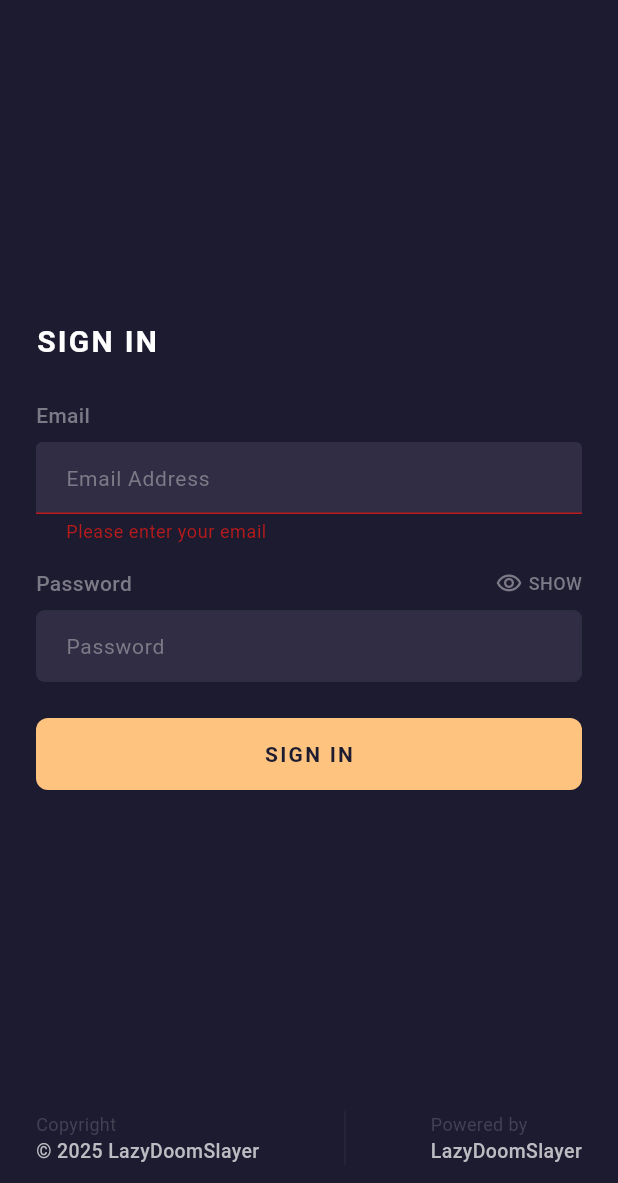
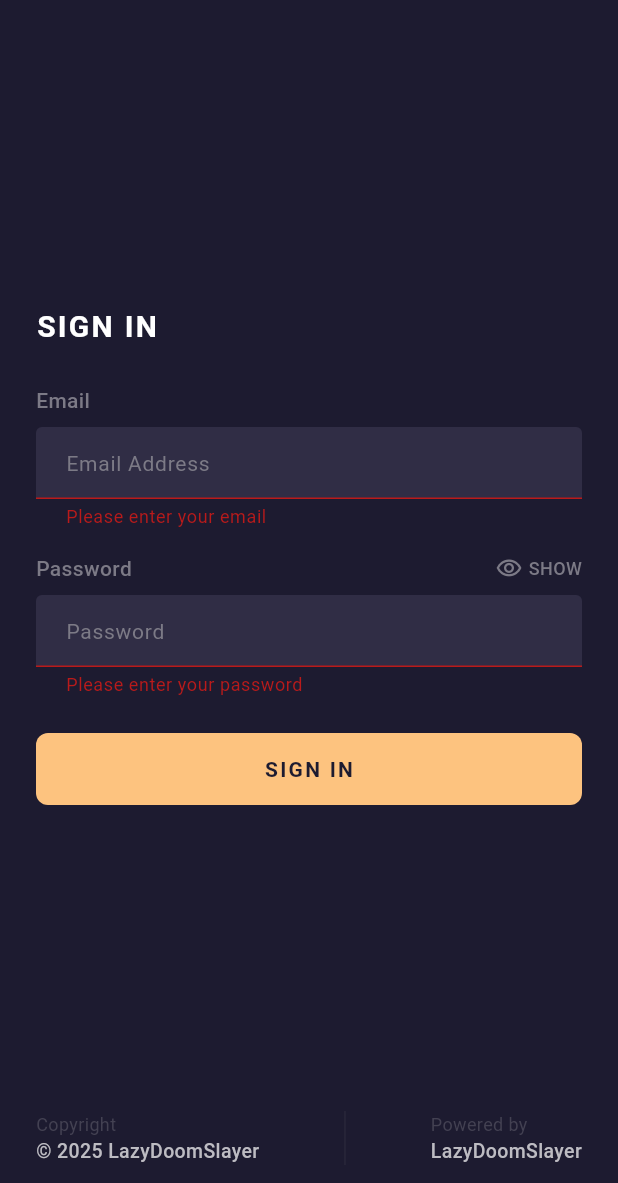
Before and after one commit to LazyDoomSlayer/flutter-amplify-auth-starter, a Flutter app: the screen it shows after launch, after a tap on "SIGN IN", on a phone screen of 412 x 824 dp, the part 53-1236 px from its top. Run offline on Flutter 3.47's test engine with Material 3 defaults, Android fonts, the light colour scheme and no system bars; missing offline and left inert: amplify_auth_cognito, amplify_core, amplify_flutter.

Commit message:
feat(features): Add sign in method and redirection to home.

```diff
--- a/lib/features/auth/login/login_form.dart
+++ b/lib/features/auth/login/login_form.dart
@@ -1,4 +1,6 @@
+import 'package:amplify_core/amplify_core.dart';
 import 'package:flutter/material.dart';
+import 'package:flutter_amplify_auth_starter/core/constants.dart';
 import 'package:flutter_amplify_auth_starter/theme/dark_colors.dart';
 import 'package:flutter_amplify_auth_starter/widgets/app_text_field.dart';
 
@@ -30,11 +32,47 @@ class _LoginFormState extends State<LoginForm> {
     super.dispose();
   }
 
-  void _submit() {
-    if (_formKey.currentState!.validate()) {
-      // TODO: Implement login logic
-      print('Email: ${_emailController.text}');
-      print('Password: ${_passwordController.text}');
+  bool _isLoading = false;
+
+  Future<void> _submit() async {
+    if (!_formKey.currentState!.validate()) return;
+
+    setState(() => _isLoading = true);
+
+    final username = _emailController.text.trim();
+    final password = _passwordController.text;
+
+    try {
+      SignInResult res = await Amplify.Auth.signIn(
+        username: username,
+        password: password,
+      );
+
+      if (res.isSignedIn) {
+        if (!mounted) return;
+        Navigator.of(context).pushReplacementNamed(AppRoutes.home);
+      } else {
+        // Handle next steps
+        ScaffoldMessenger.of(context).showSnackBar(
+          const SnackBar(content: Text('Additional confirmation required.')),
+        );
+      }
+    } on AuthException catch (e) {
+      ScaffoldMessenger.of(context).showSnackBar(
+        SnackBar(
+          content: Text(e.message),
+          backgroundColor: DarkColors.systemError,
+        ),
+      );
+    } catch (e) {
+      ScaffoldMessenger.of(context).showSnackBar(
+        SnackBar(
+          content: const Text('Unexpected error, please try again.'),
+          backgroundColor: DarkColors.systemError,
+        ),
+      );
+    } finally {
+      setState(() => _isLoading = false);
     }
   }
 
@@ -128,6 +166,10 @@ class _LoginFormState extends State<LoginForm> {
               label: 'Password',
               controller: _passwordController,
               obscureText: _obscurePassword,
+              validator: (value) => value == null || value.isEmpty
+                  ? 'Please enter your password'
+                  : null,
+              keyboardType: TextInputType.visiblePassword,
             ),
 
             const SizedBox(height: 24),
@@ -135,7 +177,7 @@ class _LoginFormState extends State<LoginForm> {
             SizedBox(
               width: double.infinity,
               child: ElevatedButton(
-                onPressed: _submit,
+                onPressed: _isLoading ? null : _submit,
                 style: ElevatedButton.styleFrom(
                   backgroundColor: DarkColors.backgroundBtnPrimary,
                   foregroundColor: DarkColors.blackText,
@@ -149,7 +191,13 @@ class _LoginFormState extends State<LoginForm> {
                   ),
                   elevation: 0,
                 ),
-                child: const Text('SIGN IN'),
+                child: _isLoading
+                    ? const CircularProgressIndicator(
+                        valueColor: AlwaysStoppedAnimation(
+                          DarkColors.blackText,
+                        ),
+                      )
+                    : const Text('SIGN IN'),
               ),
             ),
           ],
```
